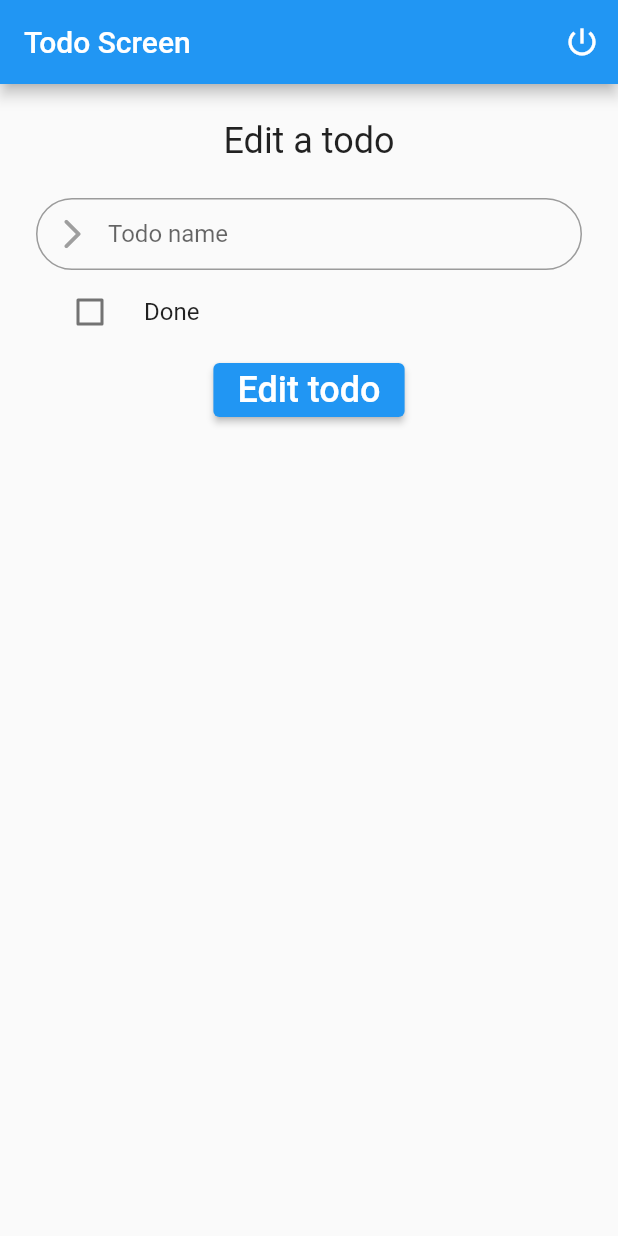
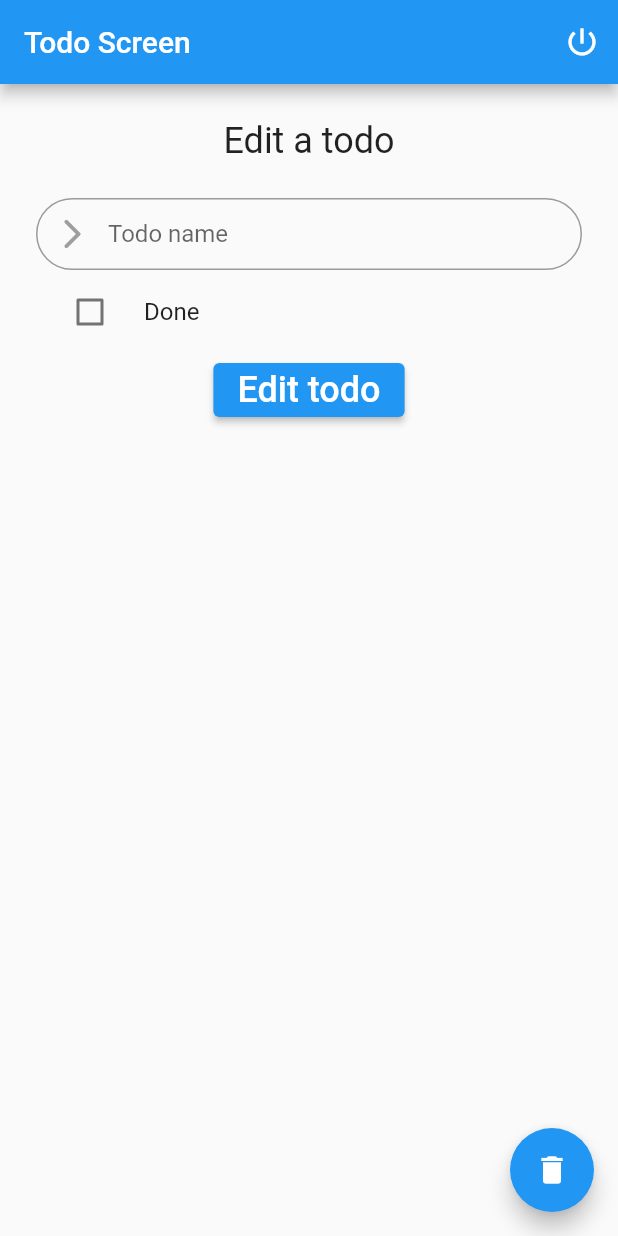
Before and after one commit to dleurs/flutter-strapi-graphql, a Flutter app: the UpdateTodoScreen widget shown alone on an empty page, opened directly with empty values, on a phone screen of 412 x 824 dp. Run offline on Flutter 3.47's test engine with Material 2 defaults, Android fonts, the phone set to English and light mode, and no system bars; our stand-ins replace bloc, equatable, flutter_bloc, flutter_secure_storage, flutter_spinkit, lottie and 2 more; missing offline and left inert: artemis, gql, gql_exec, gql_link; accounts and stored records are empty; generated files the repository leaves out were written again.

Commit message:
Can delete todo

```diff
--- a/frontend/lib/src/api/authentication_api_provider.dart
+++ b/frontend/lib/src/api/authentication_api_provider.dart
@@ -1,9 +1,9 @@
 import 'package:artemis/client.dart';
 import 'package:flutter/material.dart';
 import 'package:frontend/config.dart';
-import 'package:frontend/src/api/requests/is_email_exist_request.dart';
-import 'package:frontend/src/api/requests/login_request.dart';
-import 'package:frontend/src/api/requests/register_request.dart';
+import 'package:frontend/src/api/requests/auth/is_email_exist_request.dart';
+import 'package:frontend/src/api/requests/auth/login_request.dart';
+import 'package:frontend/src/api/requests/auth/register_request.dart';
 import 'package:frontend/src/models/authentication/token.dart';
 import 'package:tuple/tuple.dart';
 
--- a/frontend/lib/src/api/interceptor/authorization_interceptor.dart
+++ b/frontend/lib/src/api/interceptor/authorization_interceptor.dart
@@ -6,7 +6,7 @@ import 'package:frontend/config.dart';
 import 'package:frontend/src/api/base/graphql_client.dart';
 import 'package:frontend/src/api/base/request_errors.dart';
 import 'package:frontend/src/api/errors/user.dart';
-import 'package:frontend/src/api/requests/login_request.dart';
+import 'package:frontend/src/api/requests/auth/login_request.dart';
 import 'package:frontend/src/core/authentication/authentication_manager.dart';
 import 'package:frontend/src/helpers/log.dart';
 import 'package:frontend/src/models/authentication/token.dart';
--- a/frontend/lib/src/bloc/todos/todos_state.dart
+++ b/frontend/lib/src/bloc/todos/todos_state.dart
@@ -38,11 +38,21 @@ class UpdateTodoSuccess extends TodosState {
   UpdateTodoSuccess(this.todo);
 }
 
-class DeleteTodoSuccess extends TodosState {}
+class DeleteTodoSuccess extends TodosState {
+  final Todo todo;
+  DeleteTodoSuccess(this.todo);
+}
 
-class UpdateDeleteTodoLoading extends TodosState {}
+class UpdateTodoLoading extends TodosState {}
 
-class UpdateDeleteTodoError extends TodosState {
+class DeleteTodoLoading extends TodosState {}
+
+class UpdateTodoError extends TodosState {
   final error;
-  UpdateDeleteTodoError({this.error});
+  UpdateTodoError({this.error});
 }
+
+class DeleteTodoError extends TodosState {
+  final error;
+  DeleteTodoError({this.error});
+}
--- a/frontend/lib/src/ui/screen/update_todo_screen.dart
+++ b/frontend/lib/src/ui/screen/update_todo_screen.dart
@@ -42,6 +42,17 @@ class _UpdateTodoScreenState extends BaseScreenState<UpdateTodoScreen> {
       IconButton(
           icon: Icon(Icons.power_settings_new), onPressed: this.doLogout),
     ]);
+  }
+
+  @override
+  Widget buildFloatingActionButton(BuildContext context) {
+    return FloatingActionButton(
+      onPressed: () {
+        _bloc.add(DeleteTodo(todoId: widget.todo.id));
+      },
+      tooltip: 'Delete',
+      child: Icon(Icons.delete),
+    );
   }
 
   @override
@@ -97,12 +108,14 @@ class _UpdateTodoScreenState extends BaseScreenState<UpdateTodoScreen> {
                             return ElevatedButton(
                               onPressed: () async {
                                 if (_formKey.currentState.validate()) {
-                                  _bloc.add(UpdateTodo(
-                                      todoId: widget.todo.id,
-                                      todoName: _todoName.text,
-                                      todoDone: _todoDone,
-                                      userId: AuthenticationManager
-                                          .instance.userId));
+                                  _bloc.add(
+                                    UpdateTodo(
+                                        todoId: widget.todo.id,
+                                        todoName: _todoName.text,
+                                        todoDone: _todoDone,
+                                        userId: AuthenticationManager
+                                            .instance.userId),
+                                  );
                                 }
                               },
                               child: Text(
@@ -115,17 +128,27 @@ class _UpdateTodoScreenState extends BaseScreenState<UpdateTodoScreen> {
                               ),
                             );
                           }
-                          if (state is UpdateDeleteTodoLoading) {
+                          if (state is UpdateTodoLoading ||
+                              state is DeleteTodoLoading) {
                             return SpinKitCircle(
                               color: Theme.of(context).accentColor,
                               size: 70.0,
                             );
-                          }
-                          if (state is UpdateTodoSuccess) {
+                          } else if (state is UpdateTodoSuccess) {
                             return Column(
                               children: [
                                 Text(
                                   "Todo edited",
+                                  style: Theme.of(context).textTheme.headline5,
+                                ),
+                                Text(state.todo.toString()),
+                              ],
+                            );
+                          } else if (state is DeleteTodoSuccess) {
+                            return Column(
+                              children: [
+                                Text(
+                                  "Todo deleted",
                                   style: Theme.of(context).textTheme.headline5,
                                 ),
                                 Text(state.todo.toString()),
@@ -138,7 +161,10 @@ class _UpdateTodoScreenState extends BaseScreenState<UpdateTodoScreen> {
                                   "Error",
                                   style: Theme.of(context).textTheme.headline5,
                                 ),
-                                (state is UpdateDeleteTodoError)
+                                (state is UpdateTodoError)
+                                    ? Text(state.error)
+                                    : SizedBox(),
+                                (state is DeleteTodoError) // UpdateTodoError || DeleteTodoError does not worked
                                     ? Text(state.error)
                                     : SizedBox(),
                               ],
```
Also changed, not shown: frontend/lib/src/api/requests/todo/delete_todo_request.dart (added, +36 -0 lines), frontend/lib/src/api/todo_api_provider.dart (+8 -3 lines), frontend/lib/src/bloc/todos/todos_bloc.dart (+14 -2 lines), frontend/lib/generated/graphql/todo_api.graphql.dart, frontend/lib/generated/graphql/todo_api.graphql.g.dart, frontend/lib/src/api/requests/auth/is_email_exist_request.dart (renamed from frontend/lib/src/api/requests/is_email_exist_request.dart), frontend/lib/src/api/requests/auth/login_request.dart (renamed from frontend/lib/src/api/requests/login_request.dart), frontend/lib/src/api/requests/auth/register_request.dart (renamed from frontend/lib/src/api/requests/register_request.dart), frontend/lib/src/api/requests/todo/create_todo_request.dart (renamed from frontend/lib/src/api/requests/create_todo_request.dart), frontend/lib/src/api/requests/todo/get_todos_request.dart (renamed from frontend/lib/src/api/requests/get_todos_request.dart), frontend/lib/src/api/requests/todo/update_todo_request.dart (renamed from frontend/lib/src/api/requests/update_todo_request.dart), 1 other file.
